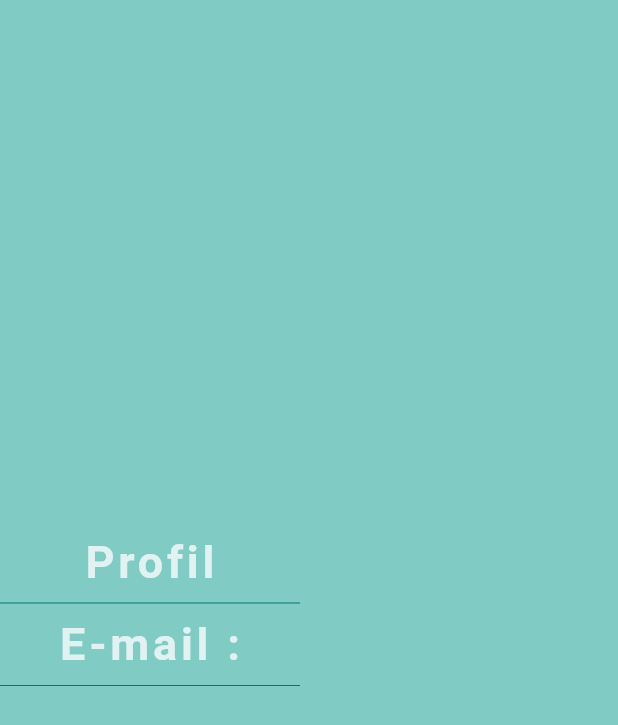
After one commit to CamilleJullien/ceihm, a Flutter app: the Profile screen opened directly, on a phone screen of 412 x 824 dp. The commit adds this screen. Shown: the top 725 px of the screen. Run offline on Flutter 3.47's test engine with Material 2 defaults, Android fonts, the light colour scheme and no system bars; our stand-ins replace font_awesome_flutter; Roboto replaces fonts that are missing (Source Sans Pro).

Commit message:
#2 debut profile

```diff
--- a/lib/main.dart
+++ b/lib/main.dart
@@ -1,6 +1,8 @@
 import 'package:flutter/material.dart';
 import 'synthesis.dart';
 import 'package:ceihm/goals/goals.dart';
+import 'profile.dart';
+import 'synthesis.dart';
 
 void main() => runApp(MyApp());
 
--- /dev/null
+++ b/lib/profile.dart
@@ -0,0 +1,84 @@
+import 'package:flutter/material.dart';
+
+class Profile extends StatefulWidget{
+  @override
+  _ProfileState createState() => _ProfileState();
+}
+
+class _ProfileState extends State<Profile>{
+  void _showDialog(BuildContext context, {String title, String msg}) {
+    final dialog = AlertDialog(
+      title: Text(title),
+      content: Text(msg),
+      actions: <Widget>[
+        RaisedButton(
+          color: Colors.teal,
+          onPressed: () {
+            Navigator.pop(context);
+          },
+          child: Text(
+            'Close',
+            style: TextStyle(
+              color: Colors.white,
+            ),
+          ),
+        ),
+      ],
+    );
+    showDialog(context: context, builder: (x) => dialog);
+  }
+
+
+  @override
+  Widget build(BuildContext context) {
+    return Scaffold(
+      body: SafeArea(
+        child: Column(
+          mainAxisAlignment: MainAxisAlignment.center,
+          children: <Widget>[
+
+            Text(
+              'Profil',
+              style: TextStyle(
+                fontFamily: 'Source Sans Pro',
+                fontSize: 30.0,
+                color: Colors.teal[50],
+                letterSpacing: 2.5,
+                fontWeight: FontWeight.bold,
+              ),
+            ),
+            SizedBox(
+              height: 20,
+              width: 200,
+              child: Divider(
+                color: Colors.teal.shade700,
+              ),
+            ),
+            Text(
+              'E-mail :',
+              style: TextStyle(
+                fontFamily: 'Source Sans Pro',
+                fontSize: 30.0,
+                color: Colors.teal[50],
+                letterSpacing: 2.5,
+                fontWeight: FontWeight.bold,
+              ),
+            ),
+            SizedBox(
+              height: 20,
+              width: 200,
+              child: Divider(
+                color: Colors.teal.shade700,
+              ),
+            ),
+
+
+
+
+          ],
+        ),
+      ),
+      backgroundColor: Colors.teal[200],
+    );
+  }
+}
```
Also changed, not shown: 3 other files.
